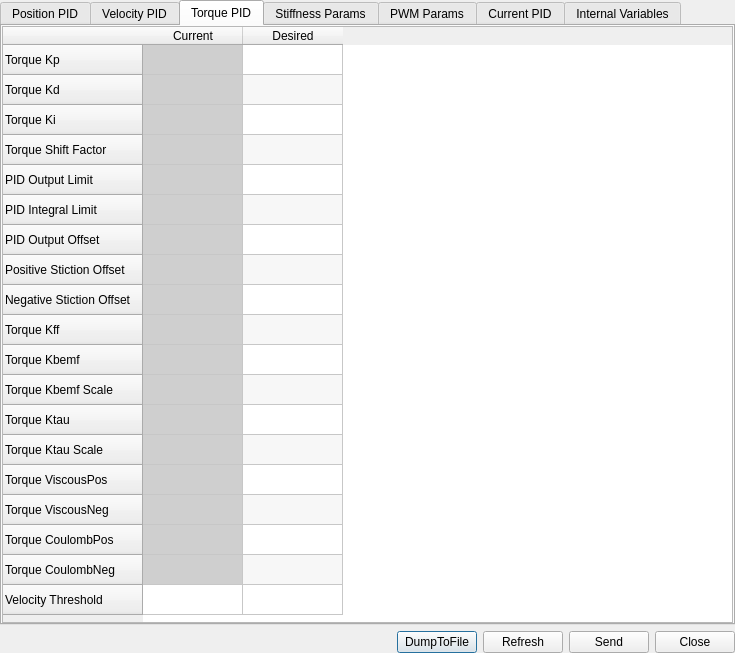
robotology/yarp, file src/yarpmotorgui/piddlg.ui: the form before one commit.
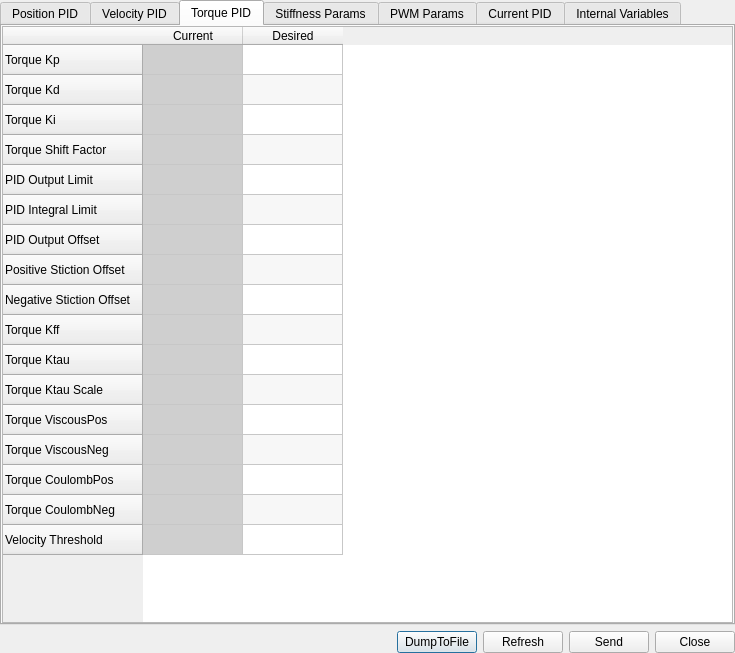
The form after the commit.

Commit message: remove `kbemf` parameter

```diff
--- a/src/yarpmotorgui/piddlg.ui
+++ b/src/yarpmotorgui/piddlg.ui
@@ -896,16 +896,6 @@
            <string>Torque Kff</string>
           </property>
          </row>
-         <row>
-          <property name="text">
-           <string>Torque Kbemf</string>
-          </property>
-         </row>
-         <row>
-          <property name="text">
-           <string>Torque Kbemf Scale</string>
-          </property>
-         </row>
          <row>
           <property name="text">
            <string>Torque Ktau</string>
```
The commit also changes 13 other files.
